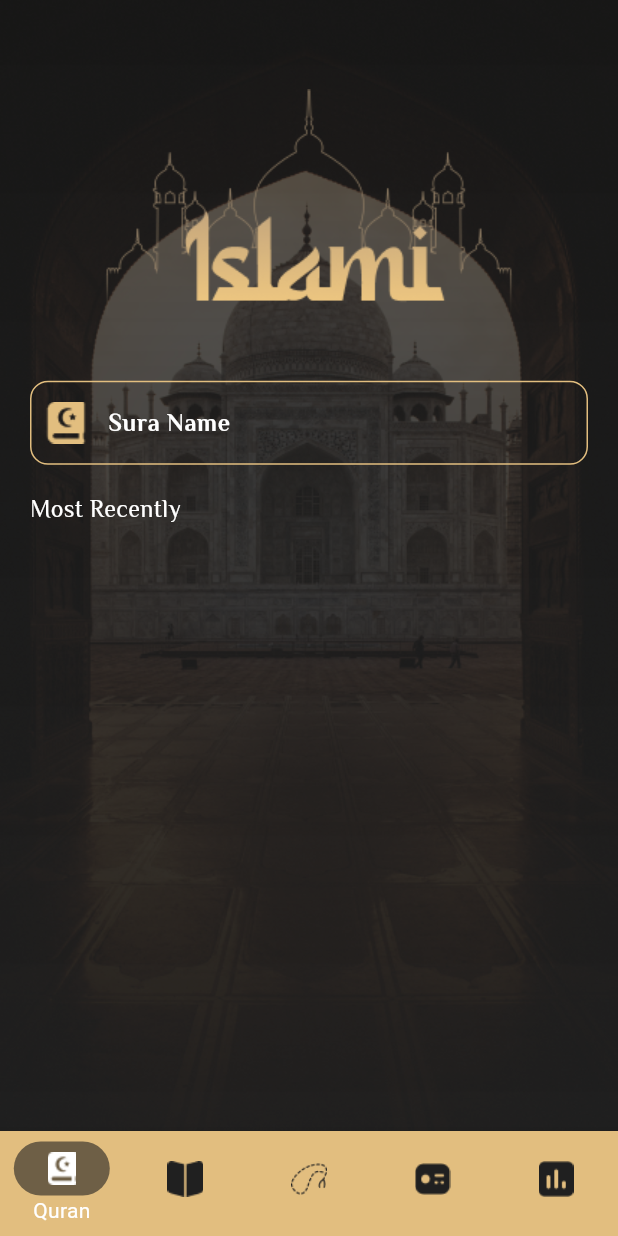
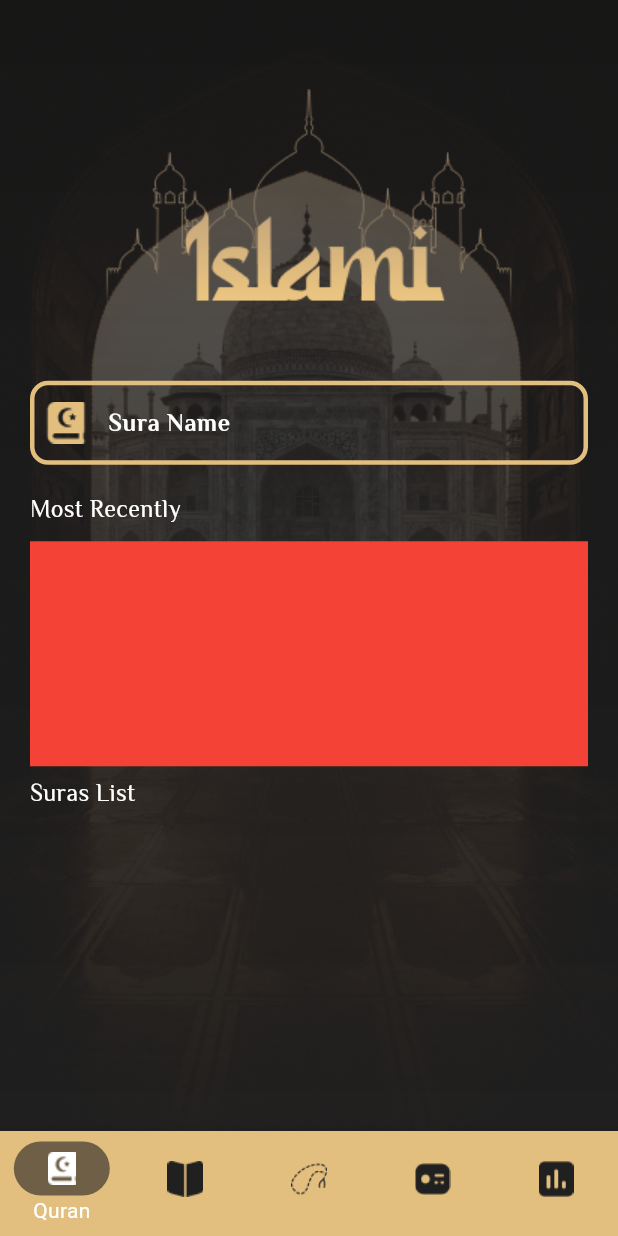
Before and after one commit to osamaebaid1973/islami, a Flutter app: the HomeScreen screen opened by its route, on a phone screen of 412 x 824 dp. Run offline on Flutter 3.47's test engine with Material 3 defaults, Android fonts, the phone set to English and light mode, and no system bars; our stand-ins replace device_preview, google_fonts, introduction_screen.

Commit message:
first commit

```diff
--- /dev/null
+++ b/lib/home/bottom_nav_bar.dart
@@ -0,0 +1,52 @@
+import 'package:flutter/material.dart';
+import 'package:islami/app_resources.dart';
+
+class BottomNavBar extends StatefulWidget {
+  Function onChange;
+   BottomNavBar({required this.onChange,super.key});
+
+  @override
+  State<BottomNavBar> createState() => _nameState();
+}
+
+class _nameState extends State<BottomNavBar> {
+  int currentIndex = 0;
+
+  @override
+  Widget build(BuildContext context) {
+    return BottomNavigationBar(
+        showSelectedLabels: true,
+        showUnselectedLabels: false,
+        onTap: (value) {
+          currentIndex = value;
+
+          setState(() {});
+           widget.onChange(currentIndex);
+        },
+        currentIndex: currentIndex,
+        unselectedItemColor: AppColors.blackColor,
+        selectedItemColor: Colors.white,
+        backgroundColor: AppColors.primary,
+        type: BottomNavigationBarType.fixed,
+        items: [
+          BottomNavigationBarItem(icon: _buildItem('quran', 0), label: 'Quran'),
+          BottomNavigationBarItem(
+              icon: _buildItem('ahadeth', 1), label: 'Ahadeth'),
+          BottomNavigationBarItem(icon: _buildItem('sebha', 2), label: 'Sebha'),
+          BottomNavigationBarItem(icon: _buildItem('radio', 3), label: 'Radio'),
+          BottomNavigationBarItem(icon: _buildItem('date', 4), label: 'Date')
+        ]);
+  }
+
+  Widget _buildItem(String name, int index) {
+    return currentIndex == index
+        ? Container(
+            padding: EdgeInsets.symmetric(vertical: 6, horizontal: 20),
+            decoration: BoxDecoration(
+                color: Color(0x99202020),
+                borderRadius: BorderRadius.circular(66)),
+            child: ImageIcon(AssetImage('assets/images/$name.png')))
+        : ImageIcon(AssetImage('assets/images/$name.png'));
+  }
+}
+//
--- a/lib/home/home_screen.dart
+++ b/lib/home/home_screen.dart
@@ -1,15 +1,16 @@
 import 'package:flutter/material.dart';
 import 'package:islami/app_resources.dart';
 import 'package:islami/home/ahadeth_tab.dart';
+import 'package:islami/home/bottom_nav_bar.dart';
 import 'package:islami/home/date_tab.dart';
-import 'package:islami/home/quran_tab.dart';
+import 'package:islami/home/tabs/quran_tab/quran_tab.dart';
 import 'package:islami/home/radio_tab.dart';
 import 'package:islami/home/sebha_tab.dart';
 
 class HomeScreen extends StatefulWidget {
   static const String routeName = 'HomeScreen';
 
-   HomeScreen({super.key});
+   const HomeScreen({super.key});
 
   @override
   State<HomeScreen> createState() => _HomeScreenState();
@@ -17,7 +18,7 @@ class HomeScreen extends StatefulWidget {
 
 class _HomeScreenState extends State<HomeScreen> {
   int currentIndex = 0;
-  List<Widget> tabs = [QuranTab(),AhadethTab(),SebhaTab(),RadioTab(),DateTab()];
+  List<Widget> tabs = [QuranTab(),const AhadethTab(),const SebhaTab(),const RadioTab(),const DateTab()];
   @override
   Widget build(BuildContext context) {
     return Container(
@@ -28,48 +29,16 @@ class _HomeScreenState extends State<HomeScreen> {
         child: Scaffold(
           backgroundColor: Colors.transparent,
           body: tabs[currentIndex],
-          bottomNavigationBar: BottomNavigationBar(
-              showSelectedLabels: true,
-              showUnselectedLabels: false,
-              onTap: (value) {
-                currentIndex = value;
-                setState(() {});
-              },
-              currentIndex: currentIndex,
-              unselectedItemColor: AppColors.blackColor,
-              selectedItemColor: Colors.white,
-              backgroundColor: AppColors.primary,
-              type: BottomNavigationBarType.fixed,
-              items: [
-                BottomNavigationBarItem(
-                    icon: _buildItem('quran', 0),
-                    label: 'Quran'),
-                BottomNavigationBarItem(
-                    icon:  _buildItem('ahadeth', 1),
-                    label: 'Ahadeth'),
-                BottomNavigationBarItem(
-                    icon: _buildItem('sebha', 2),
-                    label: 'Sebha'),
-                BottomNavigationBarItem(
-                   icon: _buildItem('radio', 3),
-                    label: 'Radio'),
-                BottomNavigationBarItem(
-                    icon: _buildItem('date', 4),
-                    label: 'Date')
-              ]),
+          bottomNavigationBar: BottomNavBar(onChange: (index){
+            currentIndex = index;
+            setState(() {
+
+            });
+          },),
         ));
   }
 
-  Widget _buildItem(String name, int index) {
-    return currentIndex == index
-        ? Container(
-            padding: EdgeInsets.symmetric(vertical: 6, horizontal: 20),
-            decoration: BoxDecoration(
-                color: Color(0x99202020),
-                borderRadius: BorderRadius.circular(66)),
-            child: ImageIcon(AssetImage('assets/images/$name.png')))
-        : ImageIcon(AssetImage('assets/images/$name.png'));
-  }
+
   String _getBackgroundImageName(){
     switch(currentIndex){
       case 0 :
--- a/lib/home/quran_tab.dart
+++ /dev/null
@@ -1,41 +0,0 @@
-import 'package:flutter/material.dart';
-import 'package:google_fonts/google_fonts.dart';
-import 'package:islami/app_resources.dart';
-
-class QuranTab extends StatelessWidget {
-  QuranTab({super.key});
-
-  @override
-  Widget build(BuildContext context) {
-    return Container(
-      margin: EdgeInsets.only(top: 36),
-      alignment: Alignment.center,
-      child: Padding(
-        padding: const EdgeInsets.symmetric(horizontal: 20),
-        child: Column(crossAxisAlignment: CrossAxisAlignment.stretch,
-          mainAxisAlignment: MainAxisAlignment.start,
-          children: [
-            Image.asset('assets/images/onboarding_header.png'),
-            TextField(cursorColor: Colors.white,
-              decoration: InputDecoration(
-                prefixIcon: const ImageIcon(AssetImage('assets/images/search_icon.png'),color: AppColors.primary,),
-                hintText: 'Sura Name',
-                hintStyle: GoogleFonts.elMessiri(
-                    color: Colors.white,
-                    fontSize: 16,
-                    fontWeight: FontWeight.bold),
-                border: OutlineInputBorder(borderRadius: BorderRadius.circular(12),
-                    borderSide: BorderSide(color: AppColors.primary)),
-                enabledBorder: OutlineInputBorder(borderRadius: BorderRadius.circular(12),
-                    borderSide: BorderSide(color: AppColors.primary)),
-                focusedBorder: OutlineInputBorder(borderRadius: BorderRadius.circular(12),
-                    borderSide: BorderSide(color: AppColors.primary)),
-              ),
-            ),const SizedBox(height:20),
-             Text('Most Recently',style: GoogleFonts.elMessiri(color: Colors.white, fontSize:16 ),)
-          ],
-        ),
-      ),
-    );
-  }
-}
--- /dev/null
+++ b/lib/home/tabs/quran_tab/quran_tab.dart
@@ -0,0 +1,120 @@
+import 'package:flutter/material.dart';
+import 'package:google_fonts/google_fonts.dart';
+import 'package:islami/app_resources.dart';
+
+// ignore: must_be_immutable
+class QuranTab extends StatelessWidget {
+  List<String> suraNamesAr =  [
+  "الفاتحة", "البقرة", "آل عمران", "النساء", "المائدة",
+  "الأنعام", "الأعراف", "الأنفال", "التوبة", "يونس",
+  "هود", "يوسف", "الرعد", "إبراهيم", "الحجر",
+  "النحل", "الإسراء", "الكهف", "مريم", "طه",
+  "الأنبياء", "الحج", "المؤمنون", "النور", "الفرقان",
+  "الشعراء", "النمل", "القصص", "العنكبوت", "الروم",
+  "لقمان", "السجدة", "الأحزاب", "سبأ", "فاطر",
+  "يس", "الصافات", "ص", "الزمر", "غافر",
+  "فصلت", "الشورى", "الزخرف", "الدخان", "الجاثية",
+  "الأحقاف", "محمد", "الفتح", "الحجرات", "ق",
+  "الذاريات", "الطور", "النجم", "القمر", "الرحمن",
+  "الواقعة", "الحديد", "المجادلة", "الحشر", "الممتحنة",
+  "الصف", "الجمعة", "المنافقون", "التغابن", "الطلاق",
+  "التحريم", "الملك", "القلم", "الحاقة", "المعارج",
+  "نوح", "الجن", "المزمل", "المدثر", "القيامة",
+  "الإنسان", "المرسلات", "النبأ", "النازعات", "عبس",
+  "التكوير", "الانفطار", "المطففين", "الانشقاق", "البروج",
+  "الطارق", "الأعلى", "الغاشية", "الفجر", "البلد",
+  "الشمس", "الليل", "الضحى", "الشرح", "التين",
+  "العلق", "القدر", "البينة", "الزلزلة", "العاديات",
+  "القارعة", "التكاثر", "العصر", "الهمزة", "الفيل",
+  "قريش", "الماعون", "الكوثر", "الكافرون", "النصر",
+  "المسد", "الإخلاص", "الفلق", "الناس"
+];
+   List<String> suraNamesEn =  [
+  "Al-Fatihah", "Al-Baqarah", "Aal-E-Imran", "An-Nisa", "Al-Ma'idah",
+  "Al-An'am", "Al-A'raf", "Al-Anfal", "At-Tawbah", "Yunus",
+  "Hud", "Yusuf", "Ar-Ra'd", "Ibrahim", "Al-Hijr",
+  "An-Nahl", "Al-Isra", "Al-Kahf", "Maryam", "Ta-Ha",
+  "Al-Anbiya", "Al-Hajj", "Al-Mu'minun", "An-Nur", "Al-Furqan",
+  "Ash-Shu'ara", "An-Naml", "Al-Qasas", "Al-Ankabut", "Ar-Rum",
+  "Luqman", "As-Sajda", "Al-Ahzab", "Saba", "Fatir",
+  "Ya-Sin", "As-Saffat", "Sad", "Az-Zumar", "Ghafir",
+  "Fussilat", "Ash-Shura", "Az-Zukhruf", "Ad-Dukhan", "Al-Jathiya",
+  "Al-Ahqaf", "Muhammad", "Al-Fath", "Al-Hujurat", "Qaf",
+  "Adh-Dhariyat", "At-Tur", "An-Najm", "Al-Qamar", "Ar-Rahman",
+  "Al-Waqia", "Al-Hadid", "Al-Mujadila", "Al-Hashr", "Al-Mumtahina",
+  "As-Saff", "Al-Jumu'a", "Al-Munafiqun", "At-Taghabun", "At-Talaq",
+  "At-Tahrim", "Al-Mulk", "Al-Qalam", "Al-Haqqa", "Al-Ma'arij",
+  "Nuh", "Al-Jinn", "Al-Muzzammil", "Al-Muddaththir", "Al-Qiyama",
+  "Al-Insan", "Al-Mursalat", "An-Naba", "An-Nazi'at", "Abasa",
+  "At-Takwir", "Al-Infitar", "Al-Mutaffifin", "Al-Inshiqaq", "Al-Buruj",
+  "At-Tariq", "Al-Ala", "Al-Ghashiya", "Al-Fajr", "Al-Balad",
+  "Ash-Shams", "Al-Lail", "Ad-Duhaa", "Ash-Sharh", "At-Tin",
+  "Al-Alaq", "Al-Qadr", "Al-Bayyina", "Az-Zalzala", "Al-Adiyat",
+  "Al-Qari'a", "At-Takathur", "Al-Asr", "Al-Humaza", "Al-Fil",
+  "Quraish", "Al-Ma'un", "Al-Kawthar", "Al-Kafiroon", "An-Nasr",
+  "Al-Masad", "Al-Ikhlas", "Al-Falaq", "An-Nas"
+];
+
+
+  var searchController = TextEditingController();
+  QuranTab({super.key});
+
+  @override
+  Widget build(BuildContext context) {
+    return Container(
+      margin: const EdgeInsets.only(top: 36),
+      alignment: Alignment.center,
+      child: Padding(
+        padding: const EdgeInsets.symmetric(horizontal: 20),
+        child: Column(
+          crossAxisAlignment: CrossAxisAlignment.stretch,
+          mainAxisAlignment: MainAxisAlignment.start,
+          children: [
+            Image.asset('assets/images/onboarding_header.png'),
+            _searchItem(),
+            const SizedBox(height: 20),
+            Text(
+              'Most Recently',
+              style: GoogleFonts.elMessiri(color: Colors.white, fontSize: 16),
+            ),
+            const SizedBox(height:8)
+            ,Container(color: Colors.red,
+            height: 150,
+
+            ),
+            const SizedBox(height:8),
+            Text(
+              'Suras List',
+              style: GoogleFonts.elMessiri(color: Colors.white, fontSize: 16),
+            ),
+          ],
+        ),
+      ),
+    );
+  }
+
+  Widget _searchItem() {
+    return TextField(
+      controller: searchController,
+      cursorColor: Colors.white,
+      decoration: InputDecoration(
+        prefixIcon: const ImageIcon(
+          AssetImage('assets/images/search_icon.png'),
+          color: AppColors.primary,
+        ),
+        hintText: 'Sura Name',
+        hintStyle: GoogleFonts.elMessiri(
+            color: Colors.white, fontSize: 16, fontWeight: FontWeight.bold),
+        border: OutlineInputBorder(
+            borderRadius: BorderRadius.circular(12),
+            borderSide: const BorderSide(color: AppColors.primary, width: 3)),
+        enabledBorder: OutlineInputBorder(
+            borderRadius: BorderRadius.circular(12),
+            borderSide: const BorderSide(color: AppColors.primary, width: 3)),
+        focusedBorder: OutlineInputBorder(
+            borderRadius: BorderRadius.circular(12),
+            borderSide: const BorderSide(color: AppColors.primary, width: 3)),
+      ),
+    );
+  }
+}
--- a/lib/main.dart
+++ b/lib/main.dart
@@ -21,7 +21,7 @@ class MainApp extends StatelessWidget {
     return MaterialApp(
       locale: DevicePreview.locale(context),
       builder: DevicePreview.appBuilder,
-      theme: ThemeData.light(),
+      theme: ThemeData(),//.light(),
       darkTheme: ThemeData.dark(),
       debugShowCheckedModeBanner: false,
       initialRoute: '/',
```
